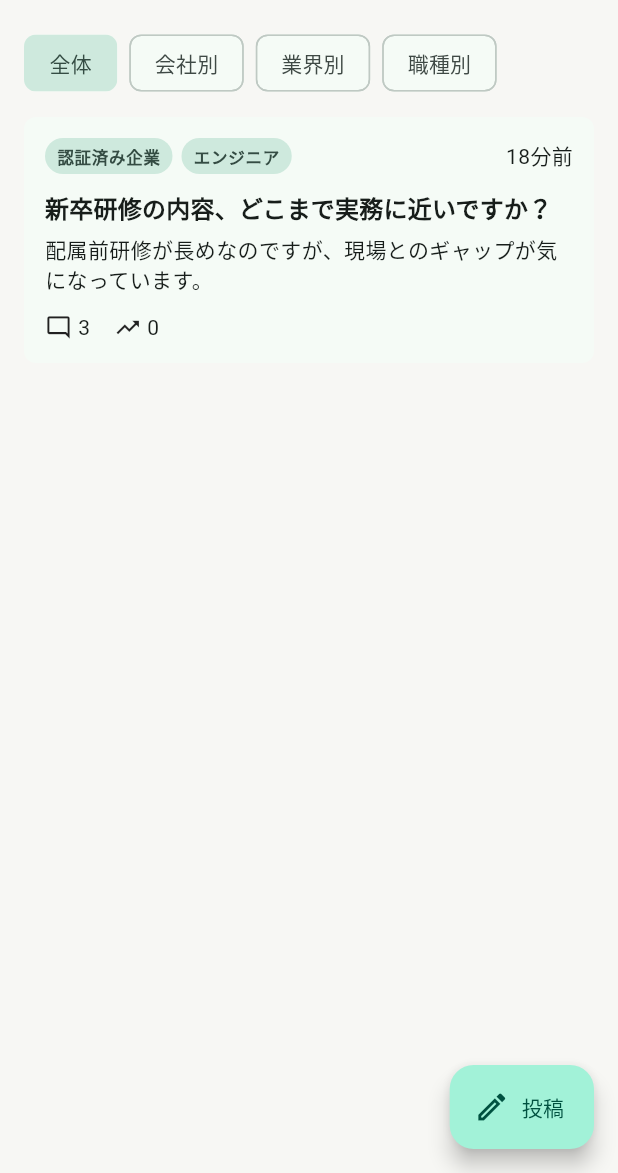
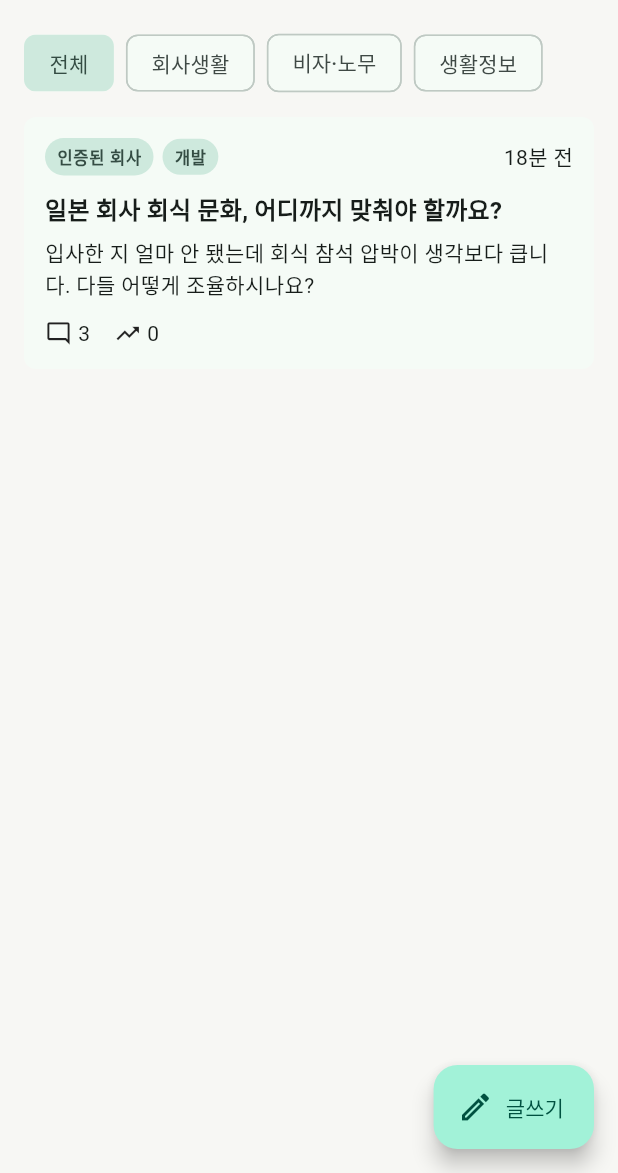
Before and after one commit to giseggi/flutter-app-lab, a Flutter app: the FeedPage screen opened directly, on a phone screen of 412 x 824 dp, the part 63-1236 px from its top. Run offline on Flutter 3.47's test engine with Material 3 defaults, Android fonts, the phone set to English and light mode, and no system bars; our stand-ins replace flutter_riverpod, supabase_flutter; accounts and stored records are empty.

Commit message:
update UI

```diff
--- a/lib/features/auth/domain/company_email_validator.dart
+++ b/lib/features/auth/domain/company_email_validator.dart
@@ -23,13 +23,13 @@ class CompanyEmailValidator {
     final email = rawEmail.trim().toLowerCase();
     final parts = email.split('@');
     if (parts.length != 2 || parts.any((part) => part.isEmpty)) {
-      return const CompanyEmailValidation.invalid('会社メールを入力してください');
+      return const CompanyEmailValidation.invalid('회사 이메일을 입력해 주세요');
     }
 
     final domain = parts.last;
     if (!domain.contains('.') || _blockedDomains.contains(domain)) {
       return const CompanyEmailValidation.invalid(
-        '個人メールでは登録できません',
+        '개인 이메일로는 가입할 수 없습니다',
       );
     }
 
--- a/lib/features/auth/presentation/auth_controller.dart
+++ b/lib/features/auth/presentation/auth_controller.dart
@@ -90,7 +90,7 @@ class AuthController extends StateNotifier<AuthUiState> {
 
     if (!_repository.isConfigured) {
       state = state.copyWith(
-        errorMessage: 'Supabase設定を追加してください',
+        errorMessage: 'Supabase 설정을 추가해 주세요',
         clearSentEmail: true,
       );
       return;
@@ -106,7 +106,7 @@ class AuthController extends StateNotifier<AuthUiState> {
     } catch (_) {
       state = state.copyWith(
         isLoading: false,
-        errorMessage: '認証メールを送信できませんでした',
+        errorMessage: '인증 메일을 보내지 못했습니다',
       );
     }
   }
--- a/lib/features/auth/presentation/sign_in_page.dart
+++ b/lib/features/auth/presentation/sign_in_page.dart
@@ -36,14 +36,14 @@ class _SignInPageState extends ConsumerState<SignInPage> {
               shrinkWrap: true,
               children: [
                 Text(
-                  '会社で働く人のための匿名コミュニティ',
+                  '일본에서 일하는 한국인을 위한 익명 커뮤니티',
                   style: Theme.of(context).textTheme.headlineSmall?.copyWith(
                         fontWeight: FontWeight.w700,
                       ),
                 ),
                 const SizedBox(height: 8),
                 Text(
-                  '会社メールで認証し、実名を出さずに職場の話題を共有できます。',
+                  '일본 회사 이메일로 인증하고, 실명 없이 직장과 생활 이야기를 나눌 수 있습니다.',
                   style: Theme.of(context).textTheme.bodyMedium?.copyWith(
                         color: colors.onSurfaceVariant,
                       ),
@@ -54,7 +54,7 @@ class _SignInPageState extends ConsumerState<SignInPage> {
                   keyboardType: TextInputType.emailAddress,
                   textInputAction: TextInputAction.send,
                   decoration: const InputDecoration(
-                    labelText: '会社メール',
+                    labelText: '회사 이메일',
                     hintText: 'name@company.co.jp',
                     prefixIcon: Icon(Icons.alternate_email),
                   ),
@@ -73,19 +73,19 @@ class _SignInPageState extends ConsumerState<SignInPage> {
                           child: CircularProgressIndicator(strokeWidth: 2),
                         )
                       : const Icon(Icons.mark_email_read_outlined),
-                  label: const Text('認証リンクを送信'),
+                  label: const Text('인증 링크 전송'),
                 ),
                 const SizedBox(height: 16),
                 if (!state.isConfigured)
                   const _Notice(
                     icon: Icons.settings_outlined,
                     text:
-                        'SUPABASE_URL と SUPABASE_ANON_KEY を dart-define で設定してください。',
+                        'SUPABASE_URL과 SUPABASE_ANON_KEY를 dart-define으로 설정해 주세요.',
                   ),
                 if (state.sentToEmail != null)
                   _Notice(
                     icon: Icons.check_circle_outline,
-                    text: '${state.sentToEmail} に認証リンクを送信しました。',
+                    text: '${state.sentToEmail}로 인증 링크를 보냈습니다.',
                   ),
                 if (state.errorMessage != null)
                   _Notice(
--- a/lib/features/feed/data/supabase_community_repository.dart
+++ b/lib/features/feed/data/supabase_community_repository.dart
@@ -101,8 +101,8 @@ class SupabaseCommunityRepository implements CommunityRepository {
 
     if (row == null) {
       return const _BadgeContext(
-        companyBadge: '認証済み企業',
-        jobBadge: '未設定',
+        companyBadge: '인증된 회사',
+        jobBadge: '미설정',
       );
     }
 
@@ -111,8 +111,8 @@ class SupabaseCommunityRepository implements CommunityRepository {
         company is Map<String, dynamic> ? company['name'] as String? : null;
 
     return _BadgeContext(
-      companyBadge: companyName ?? '認証済み企業',
-      jobBadge: row['job_badge'] as String? ?? '未設定',
+      companyBadge: companyName ?? '인증된 회사',
+      jobBadge: row['job_badge'] as String? ?? '미설정',
     );
   }
 }
@@ -132,23 +132,33 @@ class DemoCommunityRepository implements CommunityRepository {
       : _posts = [
           CommunityPost(
             id: 'demo-1',
-            title: '新卒研修の内容、どこまで実務に近いですか？',
-            body: '配属前研修が長めなのですが、現場とのギャップが気になっています。',
+            title: '일본 회사 회식 문화, 어디까지 맞춰야 할까요?',
+            body: '입사한 지 얼마 안 됐는데 회식 참석 압박이 생각보다 큽니다. 다들 어떻게 조율하시나요?',
             boardKind: BoardKind.all,
-            companyBadge: '認証済み企業',
-            jobBadge: 'エンジニア',
+            companyBadge: '인증된 회사',
+            jobBadge: '개발',
             createdAt: DateTime.now().subtract(const Duration(minutes: 18)),
             commentCount: 3,
           ),
           CommunityPost(
             id: 'demo-2',
-            title: 'リモート勤務の実態を知りたい',
-            body: '制度上は週3リモートですが、部署によって差が大きいです。',
-            boardKind: BoardKind.company,
-            companyBadge: '認証済み企業',
-            jobBadge: '企画',
+            title: '기술·인문지식 비자 갱신 준비, 회사 서류는 언제 요청하세요?',
+            body: '재류기간 갱신이 3개월 정도 남았습니다. 재직증명서와 원천징수표 준비 타이밍이 궁금합니다.',
+            boardKind: BoardKind.visaLabor,
+            companyBadge: '인증된 회사',
+            jobBadge: '기획',
             createdAt: DateTime.now().subtract(const Duration(hours: 2)),
             commentCount: 1,
+          ),
+          CommunityPost(
+            id: 'demo-3',
+            title: '도쿄에서 전세 없이 이사할 때 초기비용 줄이는 팁 있나요?',
+            body: '보증회사 비용과 사례금이 부담됩니다. 한국인도 상담하기 편한 부동산 경험 공유 부탁드립니다.',
+            boardKind: BoardKind.life,
+            companyBadge: '인증된 회사',
+            jobBadge: '영업',
+            createdAt: DateTime.now().subtract(const Duration(hours: 4)),
+            commentCount: 2,
           ),
         ];
 
@@ -168,7 +178,7 @@ class DemoCommunityRepository implements CommunityRepository {
       title: draft.title,
       body: draft.body,
       boardKind: draft.boardKind,
-      companyBadge: '認証済み企業',
+      companyBadge: '인증된 회사',
       jobBadge: draft.jobBadge,
       createdAt: DateTime.now(),
     );
@@ -190,8 +200,8 @@ class DemoCommunityRepository implements CommunityRepository {
       id: DateTime.now().microsecondsSinceEpoch.toString(),
       postId: postId,
       body: body,
-      companyBadge: '認証済み企業',
-      jobBadge: 'エンジニア',
+      companyBadge: '인증된 회사',
+      jobBadge: '개발',
       createdAt: DateTime.now(),
     );
     _comments.putIfAbsent(postId, () => []).add(comment);
--- a/lib/features/feed/domain/models/community_models.dart
+++ b/lib/features/feed/domain/models/community_models.dart
@@ -1,8 +1,8 @@
 enum BoardKind {
-  all('all', '全体'),
-  company('company', '会社別'),
-  industry('industry', '業界別'),
-  job('job', '職種別');
+  all('all', '전체'),
+  workplace('workplace', '회사생활'),
+  visaLabor('visa_labor', '비자·노무'),
+  life('life', '생활정보');
 
   const BoardKind(this.databaseValue, this.label);
 
@@ -69,8 +69,8 @@ class CommunityPost {
       title: map['title'] as String,
       body: map['body'] as String,
       boardKind: BoardKind.fromDatabaseValue(map['board_kind'] as String),
-      companyBadge: map['company_badge'] as String? ?? '認証済み',
-      jobBadge: map['job_badge'] as String? ?? '未設定',
+      companyBadge: map['company_badge'] as String? ?? '인증된 회사',
+      jobBadge: map['job_badge'] as String? ?? '미설정',
       createdAt: DateTime.parse(map['created_at'] as String),
       commentCount: map['comment_count'] as int? ?? 0,
       reactionCount: map['reaction_count'] as int? ?? 0,
@@ -114,8 +114,8 @@ class CommunityComment {
       id: map['id'] as String,
       postId: map['post_id'] as String,
       body: map['body'] as String,
-      companyBadge: map['company_badge'] as String? ?? '認証済み',
-      jobBadge: map['job_badge'] as String? ?? '未設定',
+      companyBadge: map['company_badge'] as String? ?? '인증된 회사',
+      jobBadge: map['job_badge'] as String? ?? '미설정',
       createdAt: DateTime.parse(map['created_at'] as String),
     );
   }
--- a/lib/features/feed/presentation/feed_controller.dart
+++ b/lib/features/feed/presentation/feed_controller.dart
@@ -59,7 +59,7 @@ class FeedController extends StateNotifier<FeedState> {
     } catch (_) {
       state = state.copyWith(
         isLoading: false,
-        errorMessage: '投稿を読み込めませんでした',
+        errorMessage: '게시글을 불러오지 못했습니다',
       );
     }
   }
--- a/lib/features/feed/presentation/feed_page.dart
+++ b/lib/features/feed/presentation/feed_page.dart
@@ -19,12 +19,12 @@ class FeedPage extends ConsumerWidget {
         title: const Text('Shokuba'),
         actions: [
           IconButton(
-            tooltip: '更新',
+            tooltip: '새로고침',
             onPressed: controller.load,
             icon: const Icon(Icons.refresh),
           ),
           IconButton(
-            tooltip: 'ログアウト',
+            tooltip: '로그아웃',
             onPressed: () =>
                 ref.read(authControllerProvider.notifier).signOut(),
             icon: const Icon(Icons.logout),
@@ -34,7 +34,7 @@ class FeedPage extends ConsumerWidget {
       floatingActionButton: FloatingActionButton.extended(
         onPressed: () => _openComposer(context, ref),
         icon: const Icon(Icons.edit_outlined),
-        label: const Text('投稿'),
+        label: const Text('글쓰기'),
       ),
       body: SafeArea(
         child: Column(
@@ -130,7 +130,7 @@ class _PostList extends StatelessWidget {
           SizedBox(height: 80),
           Icon(Icons.forum_outlined, size: 44),
           SizedBox(height: 12),
-          Center(child: Text('まだ投稿がありません')),
+          Center(child: Text('아직 게시글이 없습니다')),
         ],
       );
     }
@@ -220,7 +220,7 @@ class _ComposePostPageState extends ConsumerState<ComposePostPage> {
   final _titleController = TextEditingController();
   final _bodyController = TextEditingController();
   BoardKind _boardKind = BoardKind.all;
-  String _jobBadge = 'エンジニア';
+  String _jobBadge = '개발';
   bool _isSubmitting = false;
 
   @override
@@ -233,14 +233,14 @@ class _ComposePostPageState extends ConsumerState<ComposePostPage> {
   @override
   Widget build(BuildContext context) {
     return Scaffold(
-      appBar: AppBar(title: const Text('投稿を作成')),
+      appBar: AppBar(title: const Text('게시글 작성')),
       body: ListView(
         padding: const EdgeInsets.all(16),
         children: [
           DropdownButtonFormField<BoardKind>(
             initialValue: _boardKind,
             decoration: const InputDecoration(
-              labelText: '掲示板',
+              labelText: '게시판',
               prefixIcon: Icon(Icons.dashboard_outlined),
             ),
             items: BoardKind.values
@@ -259,10 +259,10 @@ class _ComposePostPageState extends ConsumerState<ComposePostPage> {
           DropdownButtonFormField<String>(
             initialValue: _jobBadge,
             decoration: const InputDecoration(
-              labelText: '職種バッジ',
+              labelText: '직무 배지',
               prefixIcon: Icon(Icons.work_outline),
             ),
-            items: const ['エンジニア', '企画', '営業', '人事', '経理', 'デザイン']
+            items: const ['개발', '기획', '영업', '인사', '회계', '디자인']
                 .map((job) => DropdownMenuItem(value: job, child: Text(job)))
                 .toList(),
             onChanged: (value) {
@@ -273,7 +273,7 @@ class _ComposePostPageState extends ConsumerState<ComposePostPage> {
           TextField(
             controller: _titleController,
             decoration: const InputDecoration(
-              labelText: 'タイトル',
+              labelText: '제목',
               prefixIcon: Icon(Icons.title),
             ),
             maxLength: 80,
@@ -282,7 +282,7 @@ class _ComposePostPageState extends ConsumerState<ComposePostPage> {
           TextField(
             controller: _bodyController,
             decoration: const InputDecoration(
-              labelText: '本文',
+              labelText: '본문',
               alignLabelWithHint: true,
             ),
             minLines: 8,
@@ -298,7 +298,7 @@ class _ComposePostPageState extends ConsumerState<ComposePostPage> {
                     child: CircularProgressIndicator(strokeWidth: 2),
                   )
                 : const Icon(Icons.send_outlined),
-            label: const Text('匿名で投稿'),
+            label: const Text('익명으로 게시'),
           ),
         ],
       ),
@@ -310,7 +310,7 @@ class _ComposePostPageState extends ConsumerState<ComposePostPage> {
     final body = _bodyController.text.trim();
     if (title.isEmpty || body.isEmpty) {
       ScaffoldMessenger.of(context).showSnackBar(
-        const SnackBar(content: Text('タイトルと本文を入力してください')),
+        const SnackBar(content: Text('제목과 본문을 입력해 주세요')),
       );
       return;
     }
@@ -330,7 +330,7 @@ class _ComposePostPageState extends ConsumerState<ComposePostPage> {
       if (!mounted) return;
       setState(() => _isSubmitting = false);
       ScaffoldMessenger.of(context).showSnackBar(
-        const SnackBar(content: Text('投稿できませんでした')),
+        const SnackBar(content: Text('게시글을 등록하지 못했습니다')),
       );
     }
   }
@@ -371,10 +371,10 @@ class _PostDetailPageState extends ConsumerState<PostDetailPage> {
 
     return Scaffold(
       appBar: AppBar(
-        title: const Text('投稿'),
+        title: const Text('게시글'),
         actions: [
           IconButton(
-            tooltip: '通報',
+            tooltip: '신고',
             onPressed: () => _report(
               repository,
               ReportTargetType.post,
@@ -393,7 +393,7 @@ class _PostDetailPageState extends ConsumerState<PostDetailPage> {
                 _PostCard(post: widget.post),
                 const SizedBox(height: 16),
                 Text(
-                  'コメント',
+                  '댓글',
                   style: Theme.of(context).textTheme.titleMedium?.copyWith(
                         fontWeight: FontWeight.w700,
                       ),
@@ -412,7 +412,7 @@ class _PostDetailPageState extends ConsumerState<PostDetailPage> {
                     if (comments.isEmpty) {
                       return const Padding(
                         padding: EdgeInsets.all(24),
-                        child: Center(child: Text('まだコメントがありません')),
+                        child: Center(child: Text('아직 댓글이 없습니다')),
                       );
                     }
                     return Column(
@@ -435,14 +435,14 @@ class _PostDetailPageState extends ConsumerState<PostDetailPage> {
                     child: TextField(
                       controller: _commentController,
                       decoration: const InputDecoration(
-                        hintText: '匿名でコメント',
+                        hintText: '익명으로 댓글 쓰기',
                         prefixIcon: Icon(Icons.reply_outlined),
                       ),
                     ),
                   ),
                   const SizedBox(width: 8),
                   IconButton.filled(
-                    tooltip: '送信',
+                    tooltip: '보내기',
                     onPressed: _submitComment,
                     icon: const Icon(Icons.send),
                   ),
@@ -477,7 +477,7 @@ class _PostDetailPageState extends ConsumerState<PostDetailPage> {
     );
     if (!mounted) return;
     ScaffoldMessenger.of(context).showSnackBar(
-      const SnackBar(content: Text('通報を受け付けました')),
+      const SnackBar(content: Text('신고가 접수되었습니다')),
     );
   }
 }
@@ -543,8 +543,8 @@ class _Badge extends StatelessWidget {
 
 String _relativeTime(DateTime dateTime) {
   final diff = DateTime.now().difference(dateTime);
-  if (diff.inMinutes < 1) return '今';
-  if (diff.inHours < 1) return '${diff.inMinutes}分前';
-  if (diff.inDays < 1) return '${diff.inHours}時間前';
-  return '${diff.inDays}日前';
+  if (diff.inMinutes < 1) return '방금';
+  if (diff.inHours < 1) return '${diff.inMinutes}분 전';
+  if (diff.inDays < 1) return '${diff.inHours}시간 전';
+  return '${diff.inDays}일 전';
 }
--- a/pubspec.yaml
+++ b/pubspec.yaml
@@ -1,5 +1,5 @@
 name: shokuba
-description: Anonymous workplace community for verified professionals in Japan.
+description: Anonymous Korean workplace community for people working in Japan.
 publish_to: "none"
 
 version: 1.0.0+1
```
Also changed, not shown: 6 other files.
